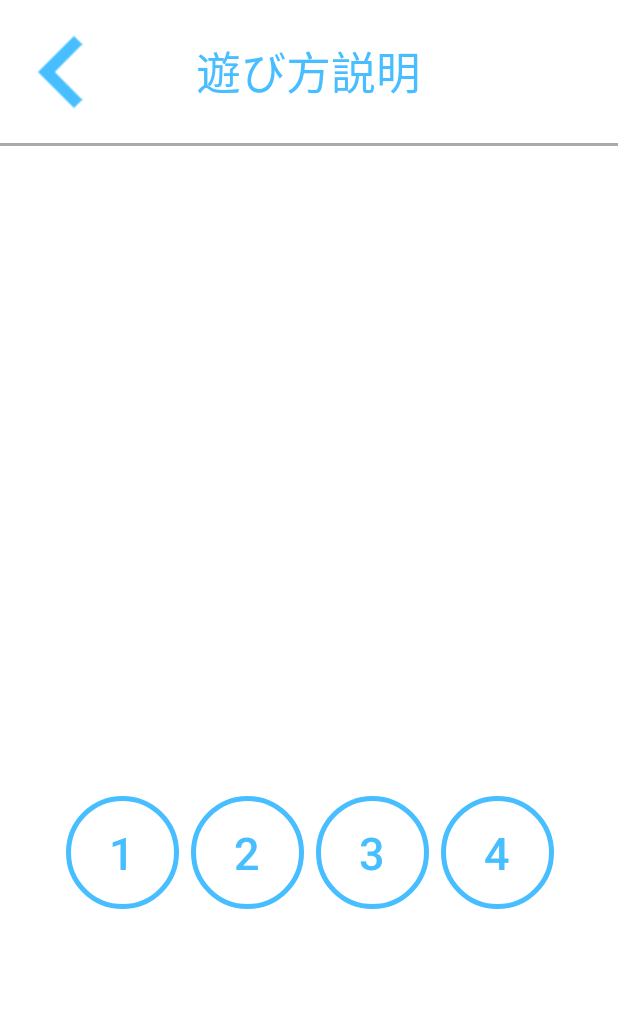
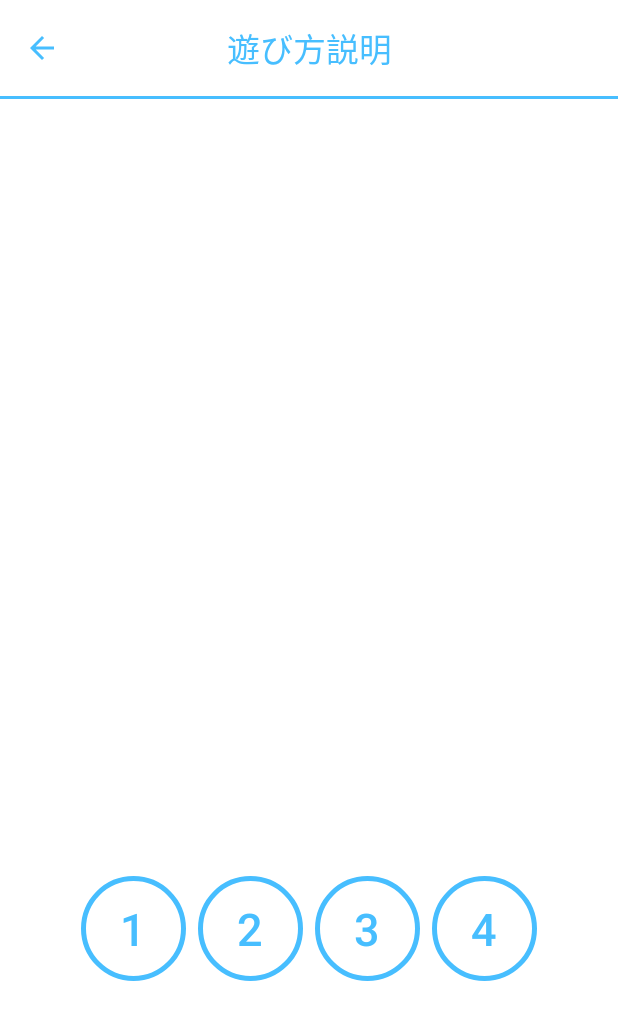
Before and after one commit to Trident-Shakers/FullCommunication, an Android app: the fragment HowToPlayFragment placed in its activity, on a phone screen of 412 x 824 dp. Shown: the top 1020 px of the screen. Run offline under Robolectric (Android 15) with nearby library versions, the phone set to English and light mode, and no system bars; Roboto replaces fonts that are not available here.

Commit message:
ついにtoolbarから戻ることに成功しました！

```diff
--- a/app/src/main/java/org/shakers/fullcomunication/ui/HowToPlayFragment.java
+++ b/app/src/main/java/org/shakers/fullcomunication/ui/HowToPlayFragment.java
@@ -2,14 +2,22 @@ package org.shakers.fullcomunication.ui;
 
 import android.os.Bundle;
 
+import androidx.appcompat.app.AppCompatActivity;
 import androidx.fragment.app.Fragment;
+import androidx.fragment.app.FragmentTransaction;
 
+import android.util.DisplayMetrics;
 import android.util.Log;
+import android.util.TypedValue;
 import android.view.LayoutInflater;
+import android.view.MenuItem;
 import android.view.View;
 import android.view.ViewGroup;
 import android.widget.Button;
 import android.widget.ImageButton;
+import android.widget.TextView;
+
+import com.google.android.material.appbar.MaterialToolbar;
 
 import org.shakers.fullcomunication.R;
 
@@ -65,11 +73,24 @@ public class HowToPlayFragment extends Fragment {
                              Bundle savedInstanceState) {
         // Inflate the layout for this fragment
         View view = inflater.inflate(R.layout.fragment_how_to_play, container, false);
-        //Fragmentの場合
-        ImageButton backButton = view.findViewById(R.id.button_back);
-        backButton.setOnClickListener(v -> {
-            ((MainActivity) getActivity()).loadFragment(new TitleFragment());
+
+        MaterialToolbar toolbar = view.findViewById(R.id.topAppBar);
+
+        ((AppCompatActivity) requireActivity()).setSupportActionBar(toolbar);
+        ((AppCompatActivity) requireActivity()).getSupportActionBar().setDisplayHomeAsUpEnabled(true);
+
+        // Get the screen width
+        DisplayMetrics displayMetrics = new DisplayMetrics();
+        getActivity().getWindowManager().getDefaultDisplay().getMetrics(displayMetrics);
+        int screenWidth = displayMetrics.widthPixels;
+
+        toolbar.setNavigationOnClickListener(v -> {
+            // Handle the back button event
+            FragmentTransaction transaction = getFragmentManager().beginTransaction();
+            transaction.replace(R.id.nav_host_fragment, new TitleFragment());
+            transaction.commit();
         });
+
         return view;
     }
 }
--- a/app/src/main/res/layout/fragment_how_to_play.xml
+++ b/app/src/main/res/layout/fragment_how_to_play.xml
@@ -1,63 +1,71 @@
-<?xml version="1.0" encoding="utf-8"?>
-<LinearLayout xmlns:android="http://schemas.android.com/apk/res/android"
-    xmlns:tools="http://schemas.android.com/tools"
+<androidx.constraintlayout.widget.ConstraintLayout xmlns:android="http://schemas.android.com/apk/res/android"
+    xmlns:app="http://schemas.android.com/apk/res-auto"
     android:layout_width="match_parent"
     android:layout_height="match_parent"
-    xmlns:app="http://schemas.android.com/apk/res-auto"
-    android:background="@color/white"
-    android:orientation="vertical"
-    tools:context=".ui.HowToPlayFragment">
+    android:background="@color/white">
 
-    <LinearLayout
+    <androidx.coordinatorlayout.widget.CoordinatorLayout
+        android:id="@+id/coordinatorLayout"
         android:layout_width="match_parent"
-        android:layout_height="wrap_content"
-        android:layout_marginTop="10dp"
-        android:orientation="horizontal"
-        android:weightSum="5">
+        android:layout_height="0dp"
+        app:layout_constraintTop_toTopOf="parent">
 
-        <ImageButton
-            android:layout_width="0dp"
-            android:layout_height="75dp"
-            android:layout_weight="1"
-            android:src="@drawable/backward"
-            android:id="@+id/button_back"
-            android:background="@color/white" />
+        <com.google.android.material.appbar.AppBarLayout
+            android:id="@+id/appBarLayout"
+            android:layout_width="match_parent"
+            android:layout_height="wrap_content"
+            android:fitsSystemWindows="false"
+            android:minHeight="?attr/actionBarSize">
 
+            <com.google.android.material.appbar.MaterialToolbar
+                android:id="@+id/topAppBar"
+                android:layout_width="match_parent"
+                android:layout_height="?attr/actionBarSize"
+                android:background="#FFFFFF"
+                android:minHeight="?attr/actionBarSize"
+                app:layout_collapseMode="pin"
+                app:navigationIconTint="@color/primary_color"
+                app:title="遊び方説明"
+                app:titleTextColor="@color/primary_color"
+                app:titleCentered="true" />
 
-        <TextView
-            android:layout_width="0dp"
-            android:layout_height="match_parent"
-            android:layout_weight="3"
-            android:gravity="center"
-            android:text="遊び方説明"
-            android:textColor="#47BEFF"
-            android:textSize="30sp" />
+        </com.google.android.material.appbar.AppBarLayout>
 
-    </LinearLayout>
+    </androidx.coordinatorlayout.widget.CoordinatorLayout>
+
+    <androidx.fragment.app.FragmentContainerView
+        android:id="@+id/tips"
+        android:layout_width="0dp"
+        android:layout_height="0dp"
+        app:layout_constraintWidth_percent="0.8"
+        app:layout_constraintHeight_percent="0.5"
+        app:layout_constraintTop_toBottomOf="@+id/coordinatorLayout"
+        app:layout_constraintBottom_toBottomOf="parent"
+        app:layout_constraintStart_toStartOf="parent"
+        app:layout_constraintEnd_toEndOf="parent"
+        app:layout_constraintVertical_bias="0.1" />
 
     <View
         android:layout_width="match_parent"
         android:layout_height="2dp"
-        android:layout_marginTop="10dp"
-        android:background="@android:color/darker_gray" />
-
-    <androidx.fragment.app.FragmentContainerView
-        android:id="@+id/tipsZone"
-        android:layout_width="match_parent"
-        android:layout_height="333dp"
-        android:layout_margin="50dp" />
+        app:layout_constraintTop_toBottomOf="@+id/coordinatorLayout"
+        android:background="@color/primary_color" />
 
     <LinearLayout
-        android:layout_width="match_parent"
+        android:layout_width="wrap_content"
         android:layout_height="wrap_content"
-        android:layout_marginLeft="40dp"
-        android:layout_marginRight="40dp"
-        android:orientation="horizontal">
+        android:layout_gravity="center"
+        android:orientation="horizontal"
+        app:layout_constraintBottom_toBottomOf="parent"
+        app:layout_constraintLeft_toLeftOf="parent"
+        app:layout_constraintRight_toRightOf="parent"
+        app:layout_constraintTop_toBottomOf="@+id/tips"
+        app:layout_constraintVertical_bias="0.3">
 
         <Button
             android:id="@+id/button1"
-            android:layout_width="75dp"
-            android:layout_height="75dp"
+            android:layout_width="70dp"
+            android:layout_height="70dp"
             android:layout_marginLeft="4dp"
             android:layout_marginRight="4dp"
             android:background="@drawable/circle_button"
@@ -69,8 +77,8 @@
 
         <Button
             android:id="@+id/button2"
-            android:layout_width="75dp"
-            android:layout_height="75dp"
+            android:layout_width="70dp"
+            android:layout_height="70dp"
             android:layout_marginLeft="4dp"
             android:layout_marginRight="4dp"
             android:background="@drawable/circle_button"
@@ -82,8 +90,8 @@
 
         <Button
             android:id="@+id/button3"
-            android:layout_width="75dp"
-            android:layout_height="75dp"
+            android:layout_width="70dp"
+            android:layout_height="70dp"
             android:layout_marginLeft="4dp"
             android:layout_marginRight="4dp"
             android:background="@drawable/circle_button"
@@ -95,8 +103,8 @@
 
         <Button
             android:id="@+id/button4"
-            android:layout_width="75dp"
-            android:layout_height="75dp"
+            android:layout_width="70dp"
+            android:layout_height="70dp"
             android:layout_marginLeft="4dp"
             android:layout_marginRight="4dp"
             android:background="@drawable/circle_button"
@@ -107,4 +115,5 @@
             app:backgroundTint="@null" />
 
     </LinearLayout>
-</LinearLayout>
+
+</androidx.constraintlayout.widget.ConstraintLayout>
--- a/app/src/main/res/values/colors.xml
+++ b/app/src/main/res/values/colors.xml
@@ -2,4 +2,5 @@
 <resources>
     <color name="black">#FF000000</color>
     <color name="white">#FFFFFFFF</color>
+    <color name="primary_color">#47BEFF</color>
 </resources>
```
Also changed, not shown: app/src/main/res/drawable/arrow_back.png (added), app/src/main/res/drawable/backward.png (deleted).
